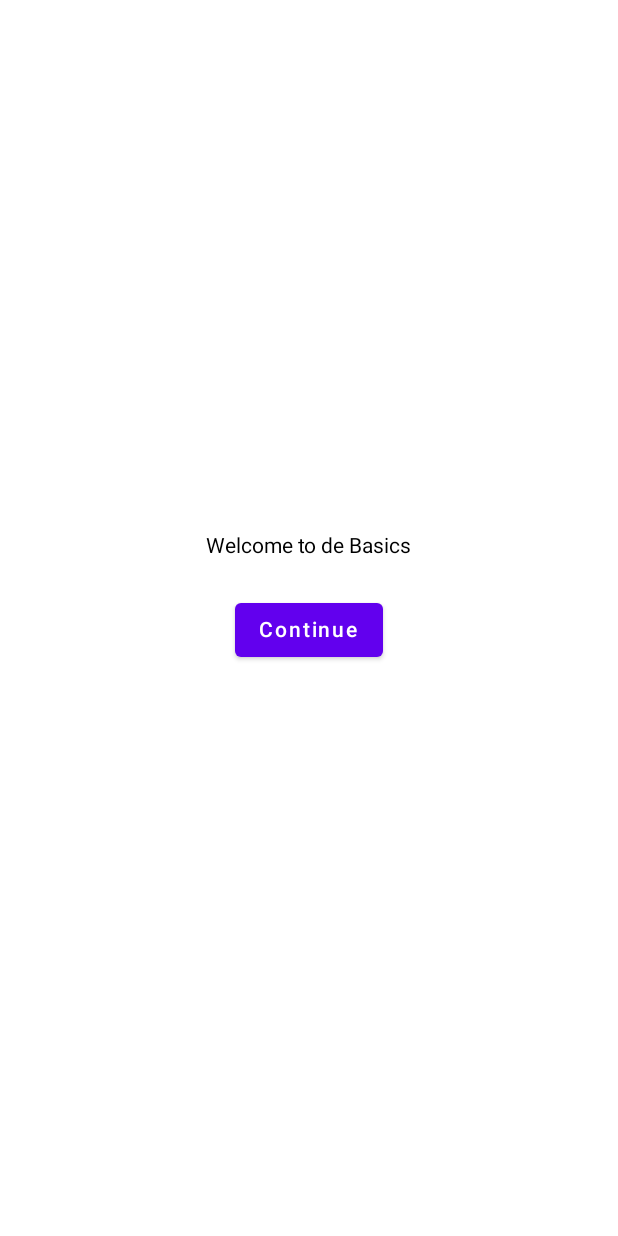
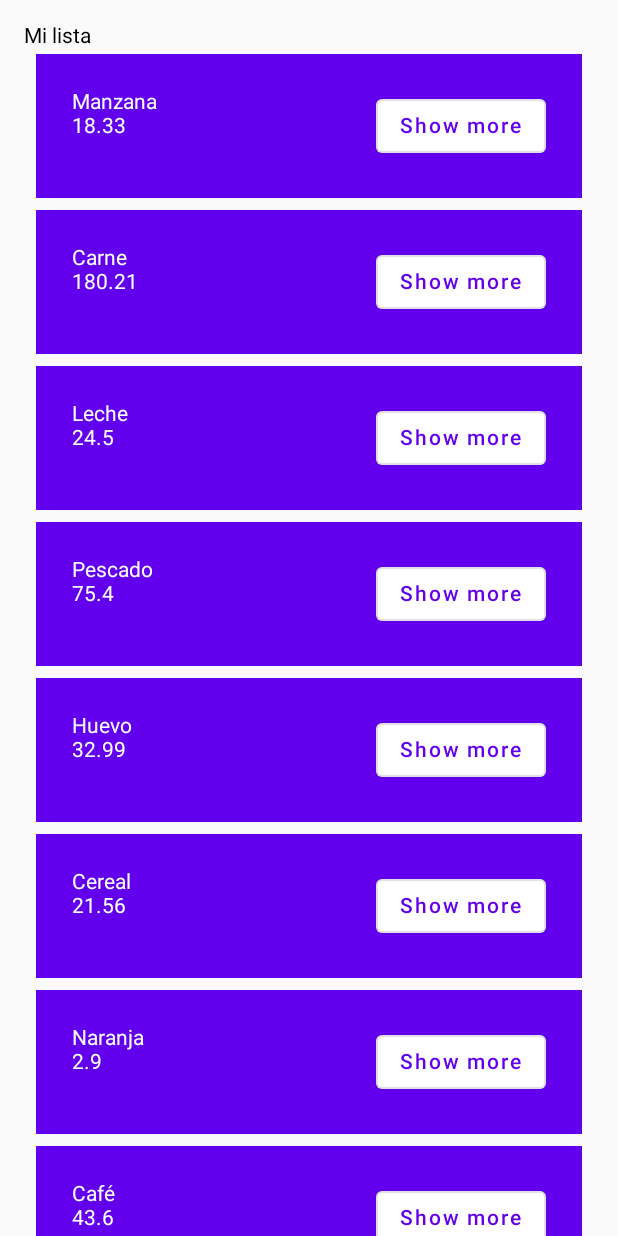
Before and after one commit to JorgeAgulloM/JetpackComposeBasic, an Android app built with Jetpack Compose: the screen it shows after launch (MainActivity), after a tap on "Continue", on a phone screen of 412 x 824 dp. Run offline under Robolectric (Android 15) with nearby library versions, the phone set to English and light mode, and no system bars.

Commit message:
Vertical List

```diff
--- a/app/src/main/java/com/demo/jetpackcomposebasic/MainActivity.kt
+++ b/app/src/main/java/com/demo/jetpackcomposebasic/MainActivity.kt
@@ -3,17 +3,23 @@ package com.demo.jetpackcomposebasic
 import android.os.Bundle
 import androidx.activity.ComponentActivity
 import androidx.activity.compose.setContent
+import androidx.compose.animation.core.Spring
+import androidx.compose.animation.core.animate
+import androidx.compose.animation.core.animateDpAsState
+import androidx.compose.animation.core.spring
+import androidx.compose.animation.defaultDecayAnimationSpec
 import androidx.compose.foundation.layout.*
+import androidx.compose.foundation.lazy.LazyColumn
+import androidx.compose.foundation.lazy.items
 import androidx.compose.material.*
-import androidx.compose.runtime.Composable
-import androidx.compose.runtime.mutableStateOf
-import androidx.compose.runtime.getValue
-import androidx.compose.runtime.setValue
+import androidx.compose.runtime.*
 import androidx.compose.runtime.saveable.rememberSaveable
 import androidx.compose.ui.Alignment
 import androidx.compose.ui.Modifier
+import androidx.compose.ui.graphics.Color
 import androidx.compose.ui.tooling.preview.Devices
 import androidx.compose.ui.tooling.preview.Preview
+import androidx.compose.ui.unit.coerceAtLeast
 import androidx.compose.ui.unit.dp
 import com.demo.jetpackcomposebasic.ui.theme.JetpackComposeBasicTheme
 
@@ -32,11 +38,9 @@ fun Lists() {
     var shouldShowOnBoarding by rememberSaveable { mutableStateOf(true) }
 
     if (shouldShowOnBoarding) {
-        OnBoardingScreen {
-            shouldShowOnBoarding = false
-        }
+        OnBoardingScreen { shouldShowOnBoarding = false }
     } else {
-        ListaVertical()
+        VerticalList()
     }
 }
 
@@ -50,7 +54,9 @@ fun OnBoardingScreen(onBoardingClicked: () -> Unit) {
         ) {
             Text(text = "Welcome to de Basics")
             Button(
-                onClick = {},
+                onClick = {
+                    onBoardingClicked.invoke()
+                },
                 modifier = Modifier.padding(vertical = 24.dp)
             ) {
                 Text(text = "Continue")
@@ -60,31 +66,82 @@ fun OnBoardingScreen(onBoardingClicked: () -> Unit) {
 }
 
 @Composable
-fun ListaVertical(){
-
+fun VerticalList() {
+    LazyColumn(contentPadding = PaddingValues(16.dp)) {
+        item {
+            Text(text = "Mi lista")
+        }
+        items(items = productList) { product ->
+            ProductView(product.name, product.price)
+        }
+    }
 }
 
-data class Producto(val nombre: String, val precio: Double)
+@Composable
+fun ProductView(name: String, price: Double) {
 
-data class Publicidad(val titulo: String)
+    var expanded by remember {
+        mutableStateOf(false)
+    }
 
-private val listaProductos = listOf<Producto>(
-    Producto(nombre = "Manzana", precio = 18.33),
-    Producto(nombre = "Carne", precio = 180.21),
-    Producto(nombre = "Leche", precio = 24.50),
-    Producto(nombre = "Pescado", precio = 75.40),
-    Producto(nombre = "Huevo", precio = 32.99),
-    Producto(nombre = "Cereal", precio = 21.56),
-    Producto(nombre = "Naranja", precio = 2.90),
-    Producto(nombre = "Café", precio = 43.60),
-    Producto(nombre = "Jabón", precio = 10.11)
+    val extrapdding by animateDpAsState(
+        if (expanded) 96.dp else 0.dp,
+        animationSpec = spring(
+            dampingRatio = Spring.DampingRatioMediumBouncy,
+            stiffness = Spring.StiffnessLow
+        )
+    )
+
+    Surface(
+        color = MaterialTheme.colors.primary,
+        modifier = Modifier.padding(vertical = 4.dp, horizontal = 8.dp)
+    ) {
+        Row(modifier = Modifier.padding(24.dp)) {
+            Column(modifier = Modifier
+                .weight(1f)
+                .padding(bottom = extrapdding.coerceAtLeast(0.dp))) {
+                Text(text = name)
+                Text(text = price.toString())
+            }
+            OutlinedButton(onClick = {
+                expanded = !expanded
+            }) {
+                Text(text = if (expanded) "Show less" else "Show more")
+            }
+        }
+    }
+}
+
+data class Product(val name: String, val price: Double)
+
+data class Publicity(val title: String)
+
+private val productList = listOf<Product>(
+    Product(name = "Manzana", price = 18.33),
+    Product(name = "Carne", price = 180.21),
+    Product(name = "Leche", price = 24.50),
+    Product(name = "Pescado", price = 75.40),
+    Product(name = "Huevo", price = 32.99),
+    Product(name = "Cereal", price = 21.56),
+    Product(name = "Naranja", price = 2.90),
+    Product(name = "Café", price = 43.60),
+    Product(name = "Jabón", price = 10.11),
+    Product(name = "Manzana", price = 18.33),
+    Product(name = "Carne", price = 180.21),
+    Product(name = "Leche", price = 24.50),
+    Product(name = "Pescado", price = 75.40),
+    Product(name = "Huevo", price = 32.99),
+    Product(name = "Cereal", price = 21.56),
+    Product(name = "Naranja", price = 2.90),
+    Product(name = "Café", price = 43.60),
+    Product(name = "Jabón", price = 10.11)
 )
 
-private val listaPublicidad = listOf<Publicidad>(
-    Publicidad("Lista publicitária 1"),
-    Publicidad("Lista publicitária 2"),
-    Publicidad("Lista publicitária 3"),
-    Publicidad("Lista publicitária 4"),
+private val PublicityList = listOf<Publicity>(
+    Publicity("Lista publicitária 1"),
+    Publicity("Lista publicitária 2"),
+    Publicity("Lista publicitária 3"),
+    Publicity("Lista publicitária 4"),
 )
 
 
```
